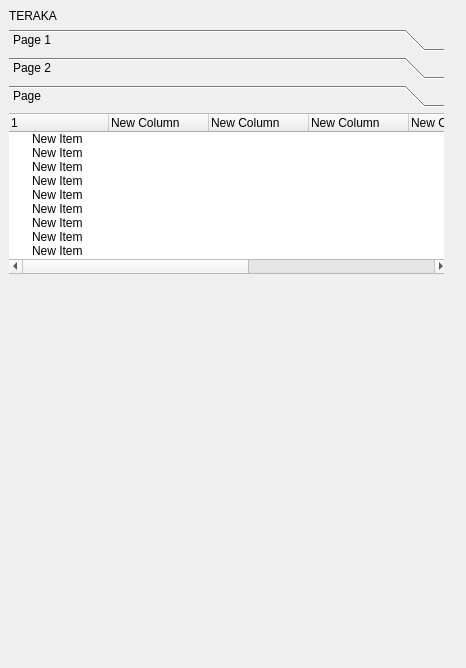
The window that mrv_teraka_dockwidget_base.ui (johrosa/mrv_teraka) describes before a commit, drawn with Qt 5.
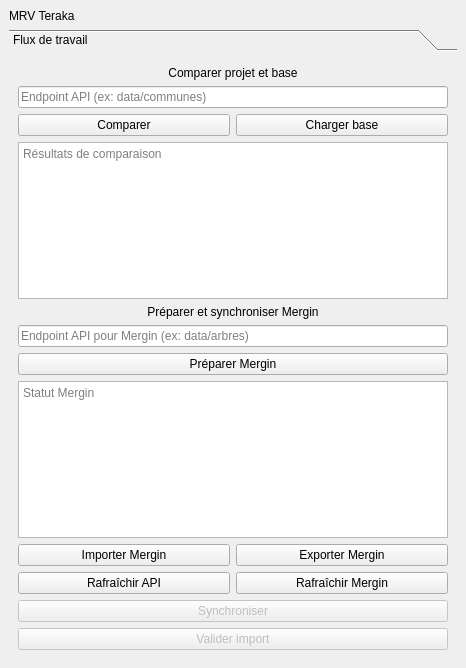
The same window after the commit. The open tabs and pages were chosen to show the change.

```diff
--- a/mrv_teraka_dockwidget_base.ui
+++ b/mrv_teraka_dockwidget_base.ui
@@ -15,20 +15,10 @@
   </property>
   <widget class="QWidget" name="dockWidgetContents">
    <layout class="QGridLayout" name="gridLayout">
-    <item row="1" column="1">
-     <layout class="QGridLayout" name="gridLayout_2"/>
-    </item>
-    <item row="2" column="1">
-     <widget class="QLabel" name="label">
-      <property name="text">
-       <string/>
-      </property>
-     </widget>
-    </item>
     <item row="1" column="0">
      <widget class="QLabel" name="label_2">
       <property name="text">
-       <string>TERAKA</string>
+       <string>MRV Teraka</string>
       </property>
      </widget>
     </item>
@@ -37,32 +27,6 @@
       <property name="currentIndex">
        <number>2</number>
       </property>
-      <widget class="QWidget" name="page">
-       <property name="geometry">
-        <rect>
-         <x>0</x>
-         <y>0</y>
-         <width>437</width>
-         <height>509</height>
-        </rect>
-       </property>
-       <attribute name="label">
-        <string>Page 1</string>
-       </attribute>
-      </widget>
-      <widget class="QWidget" name="page_2">
-       <property name="geometry">
-        <rect>
-         <x>0</x>
-         <y>0</y>
-         <width>437</width>
-         <height>509</height>
-        </rect>
-       </property>
-       <attribute name="label">
-        <string>Page 2</string>
-       </attribute>
-      </widget>
       <widget class="QWidget" name="page_3">
        <property name="geometry">
         <rect>
@@ -73,103 +37,145 @@
         </rect>
        </property>
        <attribute name="label">
-        <string>Page</string>
+        <string>Flux de travail</string>
        </attribute>
-       <widget class="QTreeWidget" name="treeWidget">
-        <property name="geometry">
-         <rect>
-          <x>-1</x>
-          <y>0</y>
-          <width>441</width>
-          <height>161</height>
-         </rect>
-        </property>
-        <column>
+       <layout class="QVBoxLayout" name="verticalLayoutPage3">
+        <item>
+         <widget class="QLabel" name="labelCompareTitle">
          <property name="text">
-          <string>1</string>
-         </property>
-        </column>
-        <column>
-         <property name="text">
-          <string>New Column</string>
-         </property>
-        </column>
-        <column>
-         <property name="text">
-          <string>New Column</string>
-         </property>
-        </column>
-        <column>
+           <string>Comparer projet et base</string>
+          </property>
+          <property name="alignment">
+           <set>Qt::AlignCenter</set>
+          </property>
+         </widget>
+        </item>
+        <item>
+         <widget class="QLineEdit" name="endpointLineEdit">
+          <property name="placeholderText">
+           <string>Endpoint API (ex: data/communes)</string>
+          </property>
+         </widget>
+        </item>
+        <item>
+         <layout class="QHBoxLayout" name="buttonLayout">
+          <item>
+           <widget class="QPushButton" name="compareButton">
          <property name="text">
-          <string>New Column</string>
-         </property>
-        </column>
-        <column>
+             <string>Comparer</string>
+            </property>
+           </widget>
+          </item>
+          <item>
+           <widget class="QPushButton" name="loadDbButton">
          <property name="text">
-          <string>New Column</string>
-         </property>
-        </column>
-        <column>
-         <property name="text">
-          <string>New Column</string>
-         </property>
-        </column>
-        <column>
-         <property name="text">
-          <string>New Column</string>
-         </property>
-        </column>
-        <column>
+             <string>Charger base</string>
+            </property>
+           </widget>
+          </item>
+         </layout>
+        </item>
+        <item>
+         <widget class="QTextEdit" name="comparisonResultsTextEdit">
+          <property name="readOnly">
+           <bool>true</bool>
+          </property>
+          <property name="placeholderText">
+           <string>Résultats de comparaison</string>
+          </property>
+         </widget>
+        </item>
+        <item>
+         <widget class="QLabel" name="labelMerginTitle">
          <property name="text">
-          <string>New Column</string>
-         </property>
-        </column>
+           <string>Préparer et synchroniser Mergin</string>
+          </property>
+          <property name="alignment">
+           <set>Qt::AlignCenter</set>
+          </property>
+         </widget>
+        </item>
         <item>
-         <property name="text">
-          <string>New Item</string>
-         </property>
+         <widget class="QLineEdit" name="merginEndpointLineEdit">
+          <property name="placeholderText">
+           <string>Endpoint API pour Mergin (ex: data/arbres)</string>
+          </property>
+         </widget>
         </item>
         <item>
+         <widget class="QPushButton" name="prepareMerginButton">
          <property name="text">
-          <string>New Item</string>
-         </property>
+           <string>Préparer Mergin</string>
+          </property>
+         </widget>
         </item>
         <item>
-         <property name="text">
-          <string>New Item</string>
-         </property>
+         <widget class="QTextEdit" name="merginResultsTextEdit">
+          <property name="readOnly">
+           <bool>true</bool>
+          </property>
+          <property name="placeholderText">
+           <string>Statut Mergin</string>
+          </property>
+         </widget>
         </item>
         <item>
+         <layout class="QHBoxLayout" name="merginActionLayout">
+          <item>
+           <widget class="QPushButton" name="loadFromMerginButton">
          <property name="text">
-          <string>New Item</string>
-         </property>
+             <string>Importer Mergin</string>
+            </property>
+           </widget>
         </item>
         <item>
+           <widget class="QPushButton" name="uploadToMerginButton">
          <property name="text">
-          <string>New Item</string>
-         </property>
-        </item>
+             <string>Exporter Mergin</string>
+            </property>
+           </widget>
+          </item>
+         </layout>
+        </item>
         <item>
+         <layout class="QHBoxLayout" name="refreshActionLayout">
+          <item>
+           <widget class="QPushButton" name="refreshFromApiButton">
          <property name="text">
-          <string>New Item</string>
-         </property>
+             <string>Rafraîchir API</string>
+            </property>
+           </widget>
         </item>
         <item>
+           <widget class="QPushButton" name="refreshFromMerginButton">
          <property name="text">
-          <string>New Item</string>
-         </property>
-        </item>
+             <string>Rafraîchir Mergin</string>
+            </property>
+           </widget>
+          </item>
+         </layout>
+        </item>
         <item>
+         <widget class="QPushButton" name="syncToBackendButton">
          <property name="text">
-          <string>New Item</string>
-         </property>
+           <string>Synchroniser</string>
+          </property>
+          <property name="enabled">
+           <bool>false</bool>
+          </property>
+         </widget>
         </item>
         <item>
+         <widget class="QPushButton" name="openValidationButton">
          <property name="text">
-          <string>New Item</string>
-         </property>
-        </item>
-       </widget>
+           <string>Valider import</string>
+          </property>
+          <property name="enabled">
+           <bool>false</bool>
+          </property>
+         </widget>
+        </item>
+       </layout>
       </widget>
      </widget>
     </item>
```
Left out of the diff: 2 changed lines with no effect on the pictures. Lines whose indentation alone changed are shown as unchanged.
